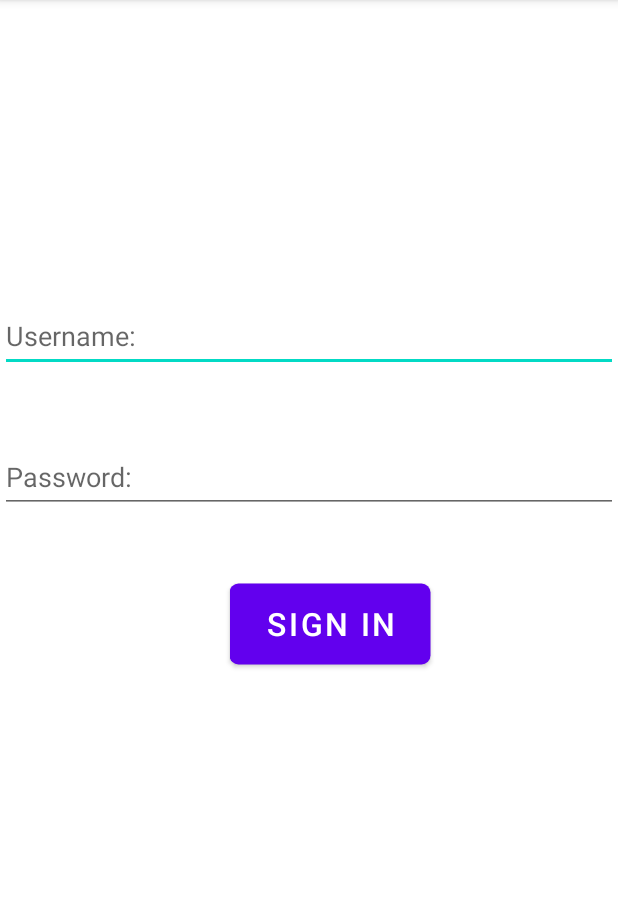
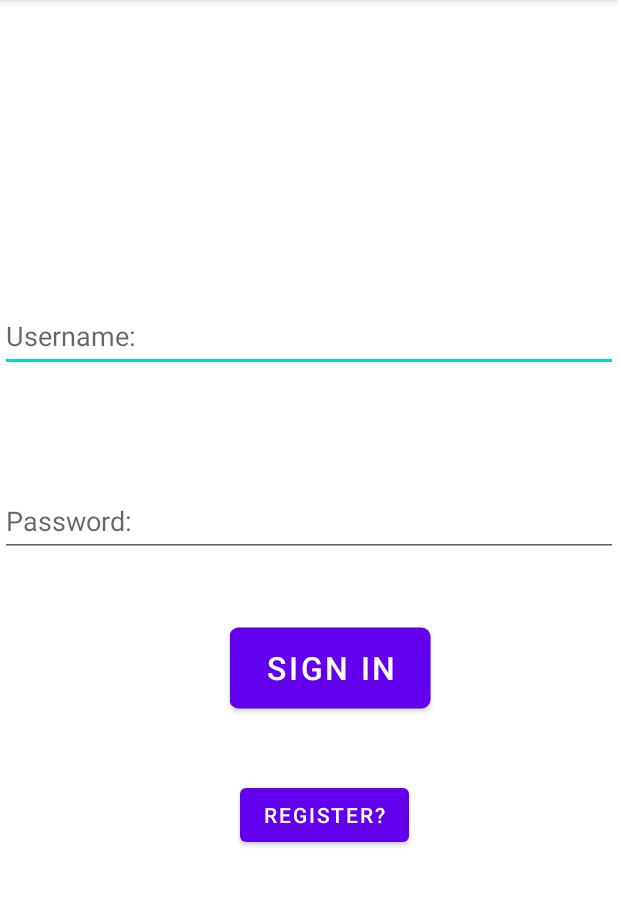
Before and after one commit to Caanite/Assignment3, an Android app: the LoginPage screen opened directly, with no data from a screen before it, on a phone screen of 412 x 824 dp, the part 84-990 px from its top. Run offline under Robolectric (Android 15) with nearby library versions, the phone set to English and light mode, and no system bars.

Commit message:
Fixed a couple of xml issues
Fixed button directing to register activity as well

```diff
--- a/MyApplicationAS3/app/src/main/java/com/example/myapplicationas3/LoginPage.java
+++ b/MyApplicationAS3/app/src/main/java/com/example/myapplicationas3/LoginPage.java
@@ -14,6 +14,7 @@ public class LoginPage extends AppCompatActivity {
 
     EditText username, password;
     Button Signin;
+    Button Register;
     DataBaseCode db;
 
     @Override
@@ -24,6 +25,7 @@ public class LoginPage extends AppCompatActivity {
         username = (EditText) findViewById(R.id.SignIn_userName);
         password = (EditText) findViewById(R.id.SignIn_Password);
         Signin = (Button) findViewById(R.id.SignIn_SignIn_button);
+        Register = (Button) findViewById(R.id.LoginPageRegister);
         db = new DataBaseCode(this);
         Signin.setOnClickListener(new View.OnClickListener() {
             @Override
@@ -47,5 +49,13 @@ public class LoginPage extends AppCompatActivity {
 
             }
         });
+        Register.setOnClickListener(new View.OnClickListener() {
+            @Override
+            public void onClick(View v) {
+                Intent intent = new Intent(getApplicationContext(), Register.class);
+                startActivity(intent);
+            }
+        });
+
     }
 }
--- a/MyApplicationAS3/app/src/main/res/layout/activity_signingin_layout.xml
+++ b/MyApplicationAS3/app/src/main/res/layout/activity_signingin_layout.xml
@@ -13,8 +13,7 @@
         <LinearLayout
             android:layout_width="match_parent"
             android:layout_height="wrap_content"
-            android:orientation="vertical" />
-    </ScrollView>
+            android:orientation="vertical" >
 
             <EditText
                 android:id="@+id/SignIn_userName"
@@ -28,8 +27,7 @@
                 android:id="@+id/SignIn_Password"
                 android:layout_width="match_parent"
                 android:layout_height="wrap_content"
-        android:layout_below="@id/SignIn_userName"
-        android:layout_marginTop="46dp"
+                android:layout_marginTop="75dp"
                 android:hint="Password:"
                 android:minHeight="48dp"
                 tools:ignore="NotSibling" />
@@ -38,11 +36,20 @@
                 android:id="@+id/SignIn_SignIn_button"
                 android:layout_width="wrap_content"
                 android:layout_height="wrap_content"
-        android:layout_below="@id/SignIn_Password"
                 android:layout_marginLeft="175dp"
                 android:layout_marginTop="50dp"
                 android:scaleX="1.5"
                 android:scaleY="1.5"
                 android:text="Sign In" />
 
+            <Button
+                android:id="@+id/LoginPageRegister"
+                android:layout_width="wrap_content"
+                android:layout_height="wrap_content"
+                android:layout_marginLeft="160dp"
+                android:layout_marginTop="50dp"
+                android:text="Register?" />
+        </LinearLayout>
+    </ScrollView>
+
 </RelativeLayout>
```
Lines whose indentation alone changed are shown as unchanged.
